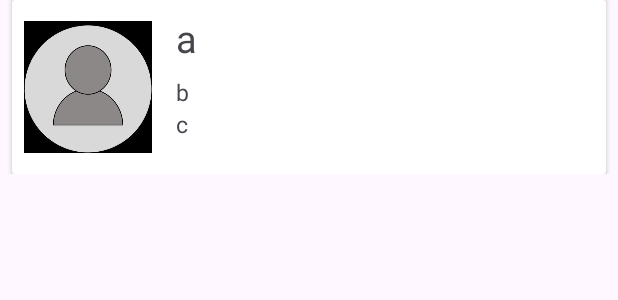
After one commit to DiazDani/Projecte_Teapptre, an Android app: the layout reservation_item.xml on its own in the app's theme, with its tools: preview values and no code run, on a phone screen of 412 x 824 dp. The commit adds this screen. Shown: the top 300 px of the screen. Run offline under Robolectric (Android 15) with nearby library versions, the light colour scheme and no system bars.

Commit message:
recycler view reservas basico

```diff
--- a/app/src/main/java/com/jarproductions/projecte_teapptre/ObraAdapter.kt
+++ b/app/src/main/java/com/jarproductions/projecte_teapptre/obraThings/ObraAdapter.kt
@@ -1,4 +1,4 @@
-package com.jarproductions.projecte_teapptre
+package com.jarproductions.projecte_teapptre.obraThings
 
 import android.view.LayoutInflater
 import android.view.ViewGroup
--- a/app/src/main/java/com/jarproductions/projecte_teapptre/repository/Repository.kt
+++ b/app/src/main/java/com/jarproductions/projecte_teapptre/repository/Repository.kt
@@ -8,10 +8,7 @@ import androidx.lifecycle.MutableLiveData
 import com.google.firebase.Firebase
 import com.google.firebase.auth.FirebaseAuth
 import com.google.firebase.firestore.firestore
-import com.jarproductions.projecte_teapptre.Obra
-import com.jarproductions.projecte_teapptre.User
 import com.jarproductions.projecte_teapptre.login.LogIn
-import kotlinx.coroutines.tasks.await
 
 
 class Repository {
--- a/app/src/main/java/com/jarproductions/projecte_teapptre/User.kt
+++ b/app/src/main/java/com/jarproductions/projecte_teapptre/userThings/User.kt
@@ -1,4 +1,4 @@
-package com.jarproductions.projecte_teapptre
+package com.jarproductions.projecte_teapptre.userThings
 
 data class User(
     val name: String,
--- /dev/null
+++ b/app/src/main/res/layout/reservation_item.xml
@@ -0,0 +1,62 @@
+<?xml version="1.0" encoding="utf-8"?>
+<layout xmlns:app="http://schemas.android.com/apk/res-auto"
+    xmlns:android="http://schemas.android.com/apk/res/android">
+        <LinearLayout
+            android:layout_width="match_parent"
+            android:layout_height="wrap_content"
+            android:orientation="vertical">
+
+            <androidx.cardview.widget.CardView
+                android:layout_width="match_parent"
+                android:layout_height="wrap_content"
+                android:layout_marginLeft="8dp"
+                android:layout_marginRight="8dp">
+                <LinearLayout
+                    android:layout_width="match_parent"
+                    android:layout_height="match_parent"
+                    android:orientation="horizontal">
+
+                    <ImageView
+                        android:id="@+id/imageView2"
+                        android:layout_width="85dp"
+                        android:layout_height="100dp"
+                        android:layout_gravity="center_vertical"
+                        android:layout_margin="8dp"
+                        app:srcCompat="@drawable/perfil" />
+
+                    <LinearLayout
+                        android:layout_width="0dp"
+                        android:layout_height="match_parent"
+                        android:layout_weight="1"
+                        android:orientation="vertical"
+                        android:padding="8dp">
+
+                        <TextView
+                            android:id="@+id/nombreTextView"
+                            android:layout_width="match_parent"
+                            android:layout_height="wrap_content"
+                            android:text="a"
+                            android:textSize="25sp"
+                            android:layout_marginBottom="8dp" />
+
+                        <TextView
+                            android:id="@+id/dateTextView"
+                            android:layout_width="match_parent"
+                            android:layout_height="wrap_content"
+                            android:text="b"
+                            android:textSize="15sp" />
+                        <TextView
+                            android:id="@+id/seatTextView"
+                            android:layout_width="match_parent"
+                            android:layout_height="wrap_content"
+                            android:text="c"
+                            android:textSize="15sp" />
+
+                    </LinearLayout>
+
+                </LinearLayout>
+            </androidx.cardview.widget.CardView>
+        </LinearLayout>
+
+
+</layout>
```
Also changed, not shown: app/src/main/java/com/jarproductions/projecte_teapptre/Obra.kt (deleted, +0 -7 lines), app/src/main/java/com/jarproductions/projecte_teapptre/ObraViewHolder.kt (deleted, +0 -26 lines), app/src/main/java/com/jarproductions/projecte_teapptre/SampleFragment1.kt (deleted, +0 -17 lines), app/src/main/java/com/jarproductions/projecte_teapptre/SampleFragment2.kt (deleted, +0 -29 lines), app/src/main/java/com/jarproductions/projecte_teapptre/menu/MenuActivity.kt (+17 -13 lines), app/src/main/java/com/jarproductions/projecte_teapptre/menu/obraFragments/ObraDetailsFragment.kt (renamed from app/src/main/java/com/jarproductions/projecte_teapptre/ObraDetailsFragment.kt, +24 -3 lines), app/src/main/java/com/jarproductions/projecte_teapptre/menu/obraFragments/ObrasListFragment.kt (renamed from app/src/main/java/com/jarproductions/projecte_teapptre/ObrasListFragment.kt, +5 -3 lines), app/src/main/java/com/jarproductions/projecte_teapptre/menu/profile/ProfileFragment.kt (added, +69 -0 lines), app/src/main/java/com/jarproductions/projecte_teapptre/menu/reservation/ReservationAdapter.kt (added, +49 -0 lines), app/src/main/java/com/jarproductions/projecte_teapptre/menu/reservation/ReservationFragment.kt (added, +97 -0 lines), app/src/main/java/com/jarproductions/projecte_teapptre/obraThings/Obra.kt (added, +10 -0 lines), app/src/main/java/com/jarproductions/projecte_teapptre/obraThings/ObraViewHolder.kt (added, +34 -0 lines), app/src/main/java/com/jarproductions/projecte_teapptre/reservaTings/Reserva.kt (added, +7 -0 lines), app/src/main/res/layout/fragment_reservation.xml (added, +20 -0 lines), 2 more files.
